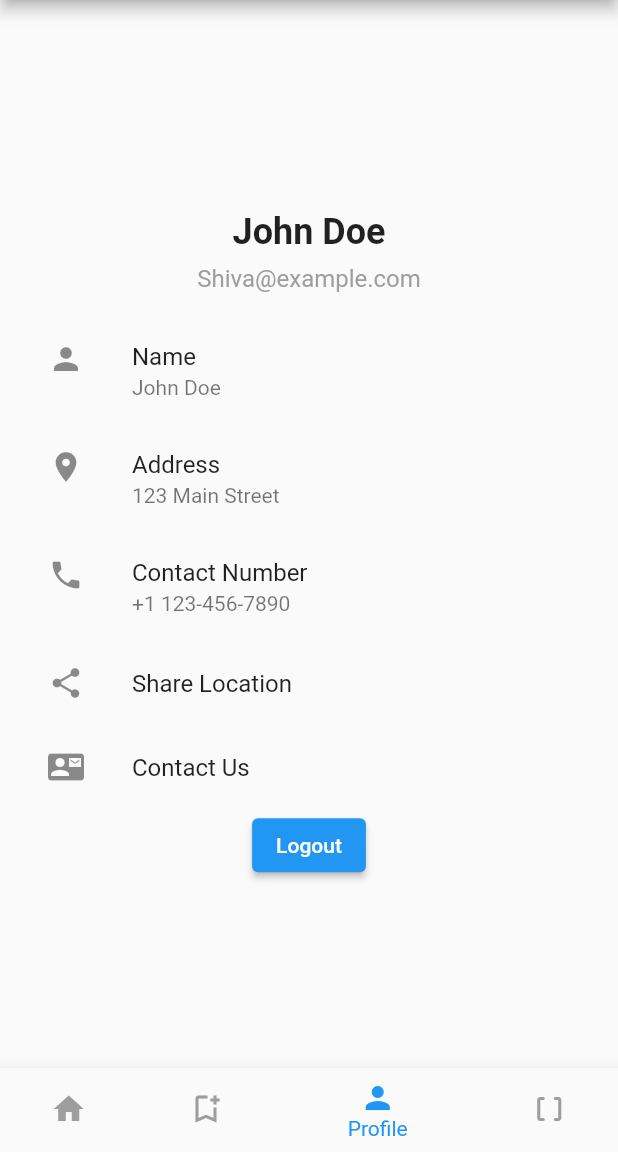
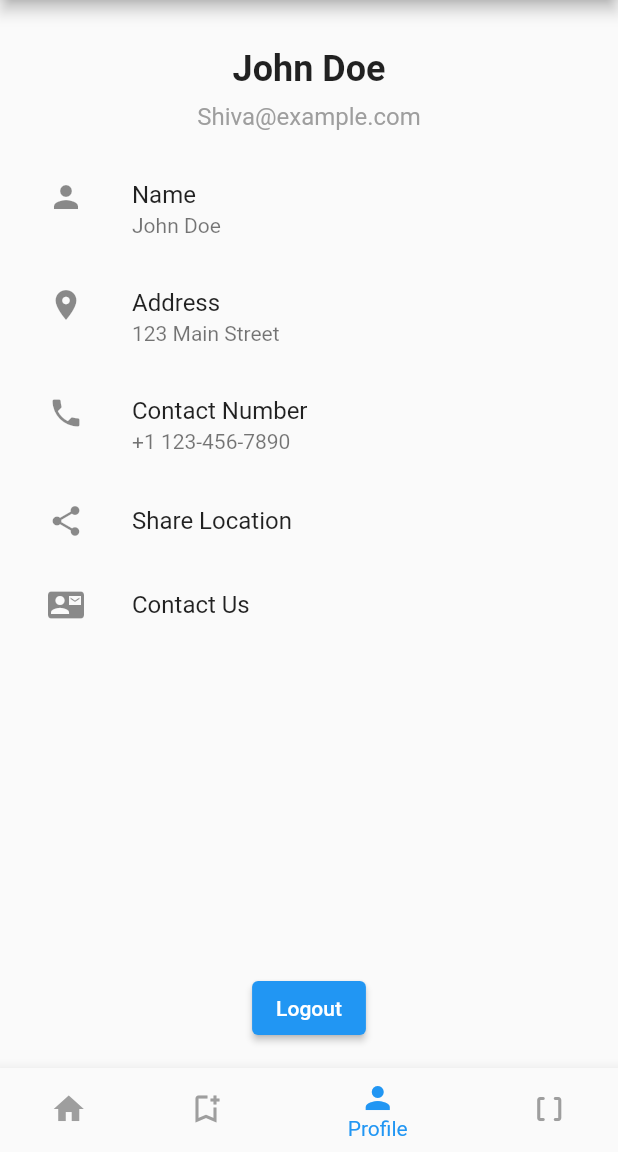
Before and after one commit to navaneethkulal8/Get_my_bus, a Flutter app: the screen it shows after launch, item 3 of the bottom bar chosen, on a phone screen of 412 x 824 dp, the part 84-1236 px from its top. Run offline on Flutter 3.47's test engine with Material 2 defaults, Android fonts, the phone set to English and light mode, and no system bars; our stand-ins replace cloud_firestore, firebase_auth, firebase_core, google_maps_flutter; accounts and stored records are empty.

Commit message:
profile page ui update

```diff
--- a/lib/pages/profilepage.dart
+++ b/lib/pages/profilepage.dart
@@ -15,11 +15,6 @@ class ProfilePage extends StatelessWidget {
             mainAxisAlignment: MainAxisAlignment.center,
             crossAxisAlignment: CrossAxisAlignment.center,
             children: [
-              // CircleAvatar(
-              //   radius: 50,
-              // //   backgroundImage: AssetImage(
-              // //       'assets/images/photo.jpg'), // Replace with your own image
-              // // ),
               const SizedBox(height: 16),
               Text(
                 'John Doe',
@@ -37,40 +32,20 @@ class ProfilePage extends StatelessWidget {
                 ),
               ),
               const SizedBox(height: 16),
-              ListView(
-                shrinkWrap:
-                    true, // Add this line to allow ListView to scroll within the Column
-                children: [
-                  ListTile(
-                    leading: Icon(Icons.person),
-                    title: Text('Name'),
-                    subtitle: Text('John Doe'),
-                  ),
-                  ListTile(
-                    leading: Icon(Icons.location_on),
-                    title: Text('Address'),
-                    subtitle: Text('123 Main Street'),
-                  ),
-                  ListTile(
-                    leading: Icon(Icons.phone),
-                    title: Text('Contact Number'),
-                    subtitle: Text('+1 123-456-7890'),
-                  ),
-                  ListTile(
-                    leading: Icon(Icons.share),
-                    title: Text('Share Location'),
-                    onTap: () {
-                      // Implement share location functionality
-                    },
-                  ),
-                  ListTile(
-                    leading: Icon(Icons.contact_mail),
-                    title: Text('Contact Us'),
-                    onTap: () {
-                      // Implement contact us functionality
-                    },
-                  ),
-                ],
+              Expanded(
+                child: ListView(
+                  children: [
+                    _buildListTile(Icons.person, 'Name', 'John Doe'),
+                    _buildListTile(
+                        Icons.location_on, 'Address', '123 Main Street'),
+                    _buildListTile(
+                        Icons.phone, 'Contact Number', '+1 123-456-7890'),
+                    _buildListTile(
+                        Icons.share, 'Share Location', _handleShareLocation),
+                    _buildListTile(
+                        Icons.contact_mail, 'Contact Us', _handleContactUs),
+                  ],
+                ),
               ),
               ElevatedButton(
                 onPressed: () => _onLogoutPressed(context),
@@ -83,20 +58,32 @@ class ProfilePage extends StatelessWidget {
     );
   }
 
-  // Implement logout functionality
+  Widget _buildListTile(IconData icon, String title, dynamic content) {
+    return ListTile(
+      leading: Icon(icon),
+      title: Text(title),
+      subtitle: content is String ? Text(content) : null,
+      onTap: content is Function ? () => content() : null,
+    );
+  }
+
+  void _handleShareLocation() {
+    // Implement share location functionality
+  }
+
+  void _handleContactUs() {
+    // Implement contact us functionality
+  }
+
   Future<void> _onLogoutPressed(BuildContext context) async {
     try {
       await FirebaseAuth.instance.signOut();
-      // Redirect to the login page after logout
       Navigator.pushReplacement(
         context,
-        MaterialPageRoute(
-          builder: (context) => LoginPage(),
-        ),
+        MaterialPageRoute(builder: (context) => LoginPage()),
       );
     } catch (e) {
       print('Logout failed: $e');
-      // Show error message to the user if logout fails
       showDialog(
         context: context,
         builder: (BuildContext context) {
```
